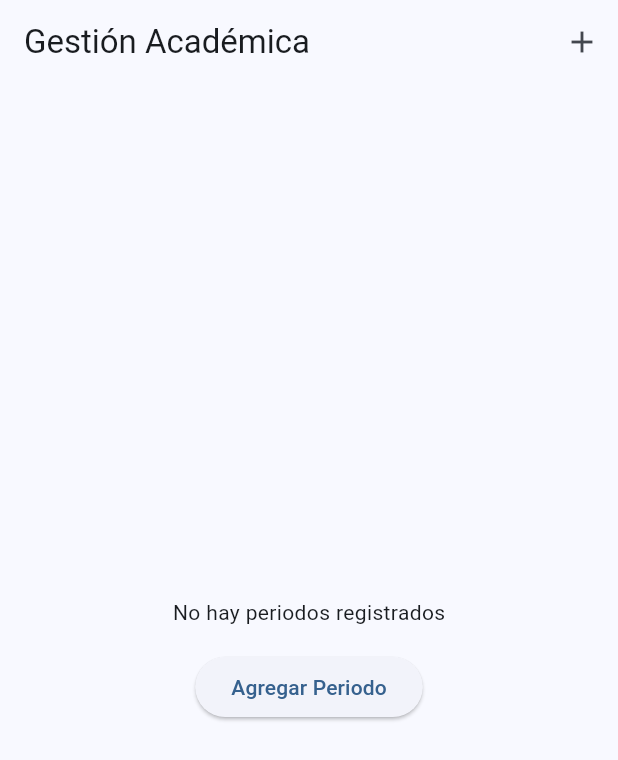
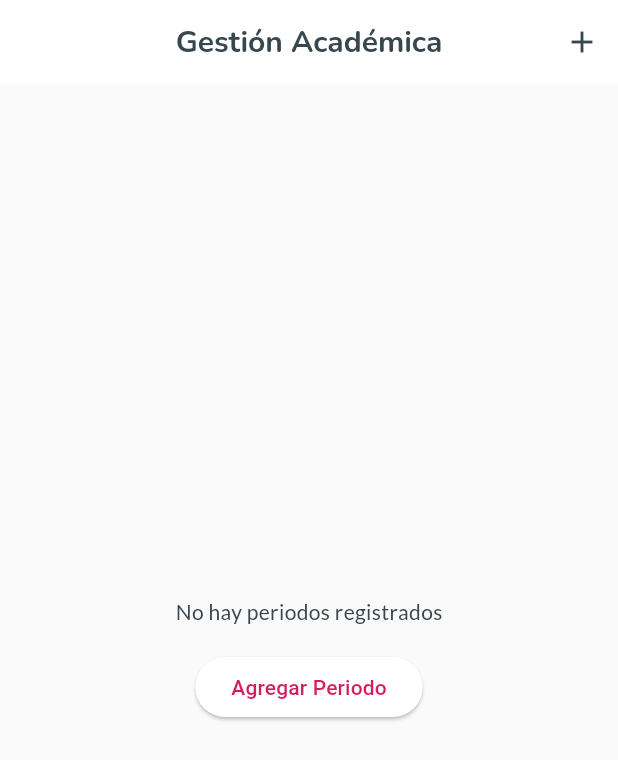
Before and after one commit to TheJulianAlva/project-mmh, a Flutter app: the screen it shows after launch, on a phone screen of 412 x 824 dp. Shown: the top 760 px of the screen. Run offline on Flutter 3.47's test engine with Material 3 defaults, Android fonts, the phone set to English and light mode, and no system bars; our stand-ins replace flutter_colorpicker, flutter_form_builder, flutter_riverpod, freezed_annotation, go_router, google_fonts and 1 more; accounts and stored records are empty.

Commit message:
feat: crea tema claro y oscuo para la aplicación

```diff
--- /dev/null
+++ b/code/project_mmh/lib/core/theme/app_theme.dart
@@ -0,0 +1,165 @@
+import 'package:flutter/material.dart';
+import 'package:google_fonts/google_fonts.dart';
+
+class AppTheme {
+  // --- Paleta Claro ---
+  static const Color _lightPrimary = Color(0xFFD81B60); // Pink Berry
+  static const Color _lightPrimaryVariant = Color(0xFFF8BBD0); // Soft Pink
+  static const Color _lightSecondary = Color(0xFF009688); // Teal
+  static const Color _lightBackground = Color(0xFFFAFAFA); // Off-White
+  static const Color _lightSurface = Color(0xFFFFFFFF); // White
+  static const Color _lightText = Color(0xFF37474F); // Blue Grey Dark
+  static const Color _lightError = Color(0xFFB00020);
+
+  // --- Paleta Oscuro ---
+  static const Color _darkPrimary = Color(0xFFF48FB1); // Pastel Pink
+  static const Color _darkPrimaryVariant = Color(0xFF880E4F); // Deep Berry
+  static const Color _darkSecondary = Color(0xFF80CBC4); // Pastel Teal
+  static const Color _darkBackground = Color(0xFF121212); // Dark Grey
+  static const Color _darkSurface = Color(0xFF1E1E1E); // Lighter Dark
+  static const Color _darkText = Color(0xFFECEFF1); // Blue Grey Light
+  static const Color _darkError = Color(0xFFCF6679);
+
+  static TextTheme _buildTextTheme(TextTheme base) {
+    return base.copyWith(
+      displayLarge: GoogleFonts.nunito(textStyle: base.displayLarge),
+      displayMedium: GoogleFonts.nunito(textStyle: base.displayMedium),
+      displaySmall: GoogleFonts.nunito(textStyle: base.displaySmall),
+      headlineLarge: GoogleFonts.nunito(textStyle: base.headlineLarge),
+      headlineMedium: GoogleFonts.nunito(textStyle: base.headlineMedium),
+      headlineSmall: GoogleFonts.nunito(textStyle: base.headlineSmall),
+      titleLarge: GoogleFonts.nunito(textStyle: base.titleLarge),
+      titleMedium: GoogleFonts.nunito(textStyle: base.titleMedium),
+      titleSmall: GoogleFonts.nunito(textStyle: base.titleSmall),
+      bodyLarge: GoogleFonts.lato(textStyle: base.bodyLarge),
+      bodyMedium: GoogleFonts.lato(textStyle: base.bodyMedium),
+      bodySmall: GoogleFonts.lato(textStyle: base.bodySmall),
+    );
+  }
+
+  static ThemeData light() {
+    final base = ThemeData.light();
+    return base.copyWith(
+      colorScheme: const ColorScheme(
+        brightness: Brightness.light,
+        primary: _lightPrimary,
+        primaryContainer: _lightPrimaryVariant,
+        onPrimary: Colors.white,
+        secondary: _lightSecondary,
+        onSecondary: Colors.white,
+        error: _lightError,
+        onError: Colors.white,
+        surface: _lightSurface,
+        onSurface: _lightText,
+      ),
+      scaffoldBackgroundColor: _lightBackground,
+      textTheme: _buildTextTheme(
+        base.textTheme,
+      ).apply(bodyColor: _lightText, displayColor: _lightText),
+      cardTheme: CardThemeData(
+        shape: RoundedRectangleBorder(borderRadius: BorderRadius.circular(16)),
+        elevation: 2,
+        shadowColor: Colors.black12,
+        margin: const EdgeInsets.symmetric(vertical: 8, horizontal: 16),
+      ),
+      inputDecorationTheme: InputDecorationTheme(
+        border: OutlineInputBorder(
+          borderRadius: BorderRadius.circular(12),
+          borderSide: BorderSide(color: _lightText.withValues(alpha: 0.3)),
+        ),
+        enabledBorder: OutlineInputBorder(
+          borderRadius: BorderRadius.circular(12),
+          borderSide: BorderSide(color: _lightText.withValues(alpha: 0.3)),
+        ),
+        focusedBorder: OutlineInputBorder(
+          borderRadius: BorderRadius.circular(12),
+          borderSide: const BorderSide(color: _lightPrimary, width: 2),
+        ),
+        filled: true,
+        fillColor: _lightSurface,
+        contentPadding: const EdgeInsets.symmetric(
+          horizontal: 16,
+          vertical: 12,
+        ),
+      ),
+      floatingActionButtonTheme: const FloatingActionButtonThemeData(
+        backgroundColor: _lightPrimary,
+        foregroundColor: Colors.white,
+      ),
+      appBarTheme: AppBarTheme(
+        backgroundColor: _lightSurface,
+        foregroundColor: _lightText,
+        elevation: 0,
+        centerTitle: true,
+        titleTextStyle: GoogleFonts.nunito(
+          fontSize: 20,
+          fontWeight: FontWeight.bold,
+          color: _lightText,
+        ),
+      ),
+    );
+  }
+
+  static ThemeData dark() {
+    final base = ThemeData.dark();
+    return base.copyWith(
+      colorScheme: const ColorScheme(
+        brightness: Brightness.dark,
+        primary: _darkPrimary,
+        primaryContainer: _darkPrimaryVariant,
+        onPrimary: Color(0xFF380016), // Dark text on light primary
+        secondary: _darkSecondary,
+        onSecondary: Color(0xFF003731),
+        error: _darkError,
+        onError: Colors.black,
+        surface: _darkSurface,
+        onSurface: _darkText,
+      ),
+      scaffoldBackgroundColor: _darkBackground,
+      textTheme: _buildTextTheme(
+        base.textTheme,
+      ).apply(bodyColor: _darkText, displayColor: _darkText),
+      cardTheme: CardThemeData(
+        shape: RoundedRectangleBorder(borderRadius: BorderRadius.circular(16)),
+        elevation: 1,
+        color: _darkSurface,
+        margin: const EdgeInsets.symmetric(vertical: 8, horizontal: 16),
+      ),
+      inputDecorationTheme: InputDecorationTheme(
+        border: OutlineInputBorder(
+          borderRadius: BorderRadius.circular(12),
+          borderSide: BorderSide(color: _darkText.withValues(alpha: 0.3)),
+        ),
+        enabledBorder: OutlineInputBorder(
+          borderRadius: BorderRadius.circular(12),
+          borderSide: BorderSide(color: _darkText.withValues(alpha: 0.3)),
+        ),
+        focusedBorder: OutlineInputBorder(
+          borderRadius: BorderRadius.circular(12),
+          borderSide: const BorderSide(color: _darkPrimary, width: 2),
+        ),
+        filled: true,
+        fillColor: _darkSurface,
+        contentPadding: const EdgeInsets.symmetric(
+          horizontal: 16,
+          vertical: 12,
+        ),
+      ),
+      floatingActionButtonTheme: const FloatingActionButtonThemeData(
+        backgroundColor: _darkPrimary,
+        foregroundColor: Color(0xFF380016),
+      ),
+      appBarTheme: AppBarTheme(
+        backgroundColor: _darkSurface,
+        foregroundColor: _darkText,
+        elevation: 0,
+        centerTitle: true,
+        titleTextStyle: GoogleFonts.nunito(
+          fontSize: 20,
+          fontWeight: FontWeight.bold,
+          color: _darkText,
+        ),
+      ),
+    );
+  }
+}
--- a/code/project_mmh/lib/main.dart
+++ b/code/project_mmh/lib/main.dart
@@ -1,6 +1,7 @@
 import 'package:flutter/material.dart';
 import 'package:flutter_riverpod/flutter_riverpod.dart';
 import 'package:project_mmh/core/router/app_router.dart';
+import 'package:project_mmh/core/theme/app_theme.dart';
 
 void main() {
   runApp(const ProviderScope(child: MainApp()));
@@ -13,10 +14,9 @@ class MainApp extends ConsumerWidget {
   Widget build(BuildContext context, WidgetRef ref) {
     return MaterialApp.router(
       title: 'Asistente Dental Académico',
-      theme: ThemeData(
-        colorScheme: ColorScheme.fromSeed(seedColor: Colors.blue),
-        useMaterial3: true,
-      ),
+      theme: AppTheme.light(),
+      darkTheme: AppTheme.dark(),
+      themeMode: ThemeMode.system,
       routerConfig: appRouter,
     );
   }
--- a/code/project_mmh/pubspec.yaml
+++ b/code/project_mmh/pubspec.yaml
@@ -17,6 +17,7 @@ dependencies:
   font_awesome_flutter: ^10.9.1
   freezed_annotation: ^3.1.0
   go_router: ^17.0.0
+  google_fonts: ^7.0.2
   image_picker: ^1.2.1
   intl: ^0.20.2
   json_annotation: ^4.9.0
```
Also changed, not shown: code/project_mmh/lib/core/theme/clinic_palette.dart (added, +22 -0 lines), code/project_mmh/lib/features/clinicas_metas/presentation/screens/clinicas_metas_screen.dart (+17 -4 lines), code/project_mmh/lib/features/clinicas_metas/presentation/widgets/color_picker_field.dart (+9 -6 lines), code/project_mmh/pubspec.lock.
